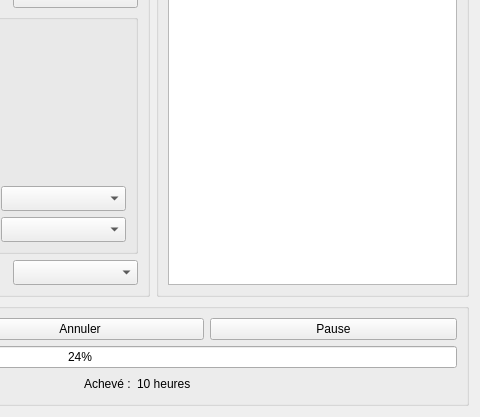
Qt form src/View/encodepane.ui (cinemaouvert/OCT) before a commit; both pictures show x 320 to 800 and y 183 to 600 of the 800 by 600 pixel window.
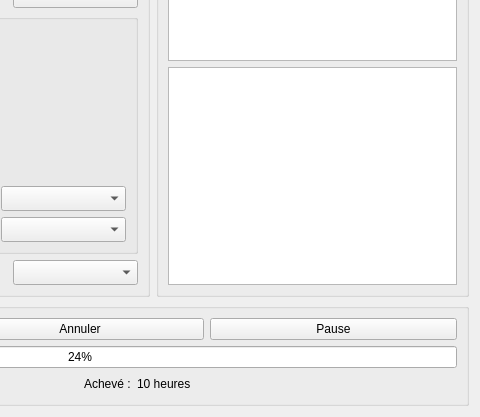
The same form after that commit.

```diff
--- a/src/View/encodepane.ui
+++ b/src/View/encodepane.ui
@@ -359,10 +359,13 @@
        <property name="title">
         <string/>
        </property>
-       <layout class="QHBoxLayout" name="horizontalLayout_3">
+       <layout class="QVBoxLayout" name="verticalLayout_4">
         <item>
          <widget class="QTextBrowser" name="textBrowser_EncodingLog"/>
         </item>
+        <item>
+         <widget class="QListView" name="listViewProjects"/>
+        </item>
        </layout>
       </widget>
      </item>
```
